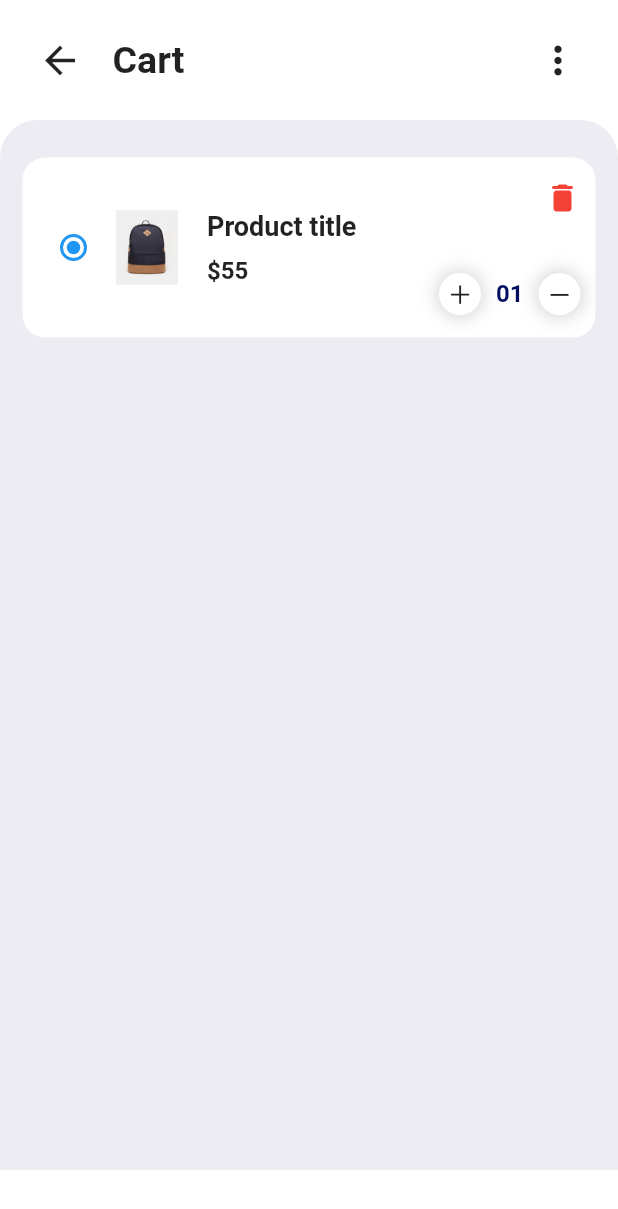
After one commit to smreeti/jsjflutterapp, a Flutter app: the CartPage screen opened by its route, on a phone screen of 412 x 824 dp. The commit adds this screen. Shown: the top 1209 px of the screen. Run offline on Flutter 3.47's test engine with Material 2 defaults, Android fonts, the phone set to English and light mode, and no system bars; our stand-ins replace curved_navigation_bar.

Commit message:
add cart item

```diff
--- a/lib/main.dart
+++ b/lib/main.dart
@@ -1,8 +1,9 @@
 import 'package:flutter/material.dart';
+import 'package:jsjflutterapp/pages/Cartpage.dart';
 import 'package:jsjflutterapp/pages/Homepage.dart';
 
 void main() {
-  runApp(MyApp());
+  runApp(const MyApp());
 }
 
 class MyApp extends StatelessWidget {
@@ -17,7 +18,8 @@ class MyApp extends StatelessWidget {
         scaffoldBackgroundColor: Colors.white,
       ),
       routes: {
-        "/": (context) => const Homepage()
+        "/": (context) => const Homepage(),
+        "cart": (context) => const CartPage(),
       },
     );
   }
--- /dev/null
+++ b/lib/pages/Cartpage.dart
@@ -0,0 +1,31 @@
+import 'package:flutter/material.dart';
+import 'package:jsjflutterapp/widgets/CartAppBar.dart';
+import 'package:jsjflutterapp/widgets/CartItem.dart';
+
+class CartPage extends StatelessWidget {
+  const CartPage({super.key});
+
+  @override
+  Widget build(BuildContext context) {
+    return Scaffold(
+      body: ListView(
+        children: [
+          const CartAppBar(),
+          Container(
+            height: 700,
+            padding: const EdgeInsets.only(top: 15),
+            decoration: const BoxDecoration(
+                color: Color(0xFFEDECF2),
+                borderRadius: BorderRadius.only(
+                  topLeft: Radius.circular(25),
+                  topRight: Radius.circular(25),
+                )),
+            child: Column(
+              children: const [CartItem()],
+            ),
+          )
+        ],
+      ),
+    );
+  }
+}
--- /dev/null
+++ b/lib/widgets/CartAppBar.dart
@@ -0,0 +1,41 @@
+import 'package:flutter/material.dart';
+
+class CartAppBar extends StatelessWidget {
+  const CartAppBar({super.key});
+
+  @override
+  Widget build(BuildContext context) {
+    return Container(
+      color: Colors.white,
+      padding: const EdgeInsets.all(25),
+      child: Row(
+        children: [
+          InkWell(
+            onTap: () {
+              Navigator.pop(context); //goes back to previous screen
+            },
+            child: const Icon(
+              Icons.arrow_back,
+              size: 30,
+            ),
+          ),
+          const Padding(
+            padding: EdgeInsets.only(left: 20),
+            child: Text(
+              "Cart",
+              style: TextStyle(
+                fontSize: 25,
+                fontWeight: FontWeight.bold,
+              ),
+            ),
+          ),
+          const Spacer(),
+          const Icon(
+            Icons.more_vert,
+            size: 30,
+          )
+        ],
+      ),
+    );
+  }
+}
--- /dev/null
+++ b/lib/widgets/CartItem.dart
@@ -0,0 +1,117 @@
+import 'package:flutter/cupertino.dart';
+import 'package:flutter/material.dart';
+import 'package:jsjflutterapp/utils/CommonUtility.dart';
+
+class CartItem extends StatelessWidget {
+  const CartItem({super.key});
+
+  @override
+  Widget build(BuildContext context) {
+    return Column(
+      children: [
+        Container(
+            height: 120,
+            margin: const EdgeInsets.symmetric(horizontal: 15, vertical: 10),
+            padding: const EdgeInsets.all(10),
+            decoration: BoxDecoration(
+              color: Colors.white,
+              borderRadius: BorderRadius.circular(15),
+            ),
+            child: Row(
+              children: [
+                Radio(
+                  value: "",
+                  groupValue: "",
+                  onChanged: (index) {},
+                ),
+                Container(
+                  height: 50,
+                  width: 50,
+                  margin: EdgeInsets.only(right: 15),
+                  child: Image.asset("images/products/bagpack.png"),
+                ),
+                Padding(
+                  padding: EdgeInsets.symmetric(vertical: 25),
+                  child: Column(
+                    crossAxisAlignment: CrossAxisAlignment.start,
+                    mainAxisAlignment: MainAxisAlignment.spaceBetween,
+                    children: [
+                      Text("Product title",
+                          style: TextStyle(
+                              fontSize: 18, fontWeight: FontWeight.bold)),
+                      Text("\$55",
+                          style: TextStyle(
+                            fontSize: 16,
+                            fontWeight: FontWeight.bold,
+                          ))
+                    ],
+                  ),
+                ),
+                Spacer(),
+                Padding(
+                  padding: EdgeInsets.symmetric(vertical: 5),
+                  child: Column(
+                    crossAxisAlignment: CrossAxisAlignment.end,
+                    mainAxisAlignment: MainAxisAlignment.spaceBetween,
+                    children: [
+                      Icon(
+                        Icons.delete_rounded,
+                        color: Colors.red,
+                      ),
+                      Row(
+                        children: [
+                          Container(
+                            padding: EdgeInsets.all(5),
+                            decoration: BoxDecoration(
+                              borderRadius: BorderRadius.circular(25),
+                              boxShadow: [
+                                BoxShadow(
+                                    color: Colors.grey.withOpacity(0.5),
+                                    spreadRadius: 1,
+                                    blurRadius: 10)
+                              ],
+                              color: Colors.white,
+                            ),
+                            child: Icon(
+                              CupertinoIcons.plus,
+                              size: 18,
+                            ),
+                          ),
+                          Container(
+                            margin: EdgeInsets.symmetric(horizontal: 10),
+                            child: Text(
+                              "01",
+                              style: TextStyle(
+                                  fontSize: 16,
+                                  fontWeight: FontWeight.bold,
+                                  color: getPrimaryColor()),
+                            ),
+                          ),
+                          Container(
+                            padding: EdgeInsets.all(5),
+                            decoration: BoxDecoration(
+                              borderRadius: BorderRadius.circular(25),
+                              boxShadow: [
+                                BoxShadow(
+                                    color: Colors.grey.withOpacity(0.5),
+                                    spreadRadius: 1,
+                                    blurRadius: 10)
+                              ],
+                              color: Colors.white,
+                            ),
+                            child: Icon(
+                              CupertinoIcons.minus,
+                              size: 18,
+                            ),
+                          )
+                        ],
+                      )
+                    ],
+                  ),
+                )
+              ],
+            ))
+      ],
+    );
+  }
+}
--- a/lib/widgets/HomeAppBar.dart
+++ b/lib/widgets/HomeAppBar.dart
@@ -27,6 +27,7 @@ class HomeAppBar extends StatelessWidget {
             ),
           ),
           const Spacer(),
+
         ],
       ),
     );
--- a/lib/widgets/ItemsWidget.dart
+++ b/lib/widgets/ItemsWidget.dart
@@ -52,7 +52,9 @@ class ItemsWidget extends StatelessWidget {
                         ],
                       ),
                       InkWell(
-                        onTap: () {},
+                        onTap: () {
+                          Navigator.pushNamed(context, "cart");
+                        },
                         child: Container(
                           margin: const EdgeInsets.all(10),
                           child: Image.asset(
@@ -84,7 +86,7 @@ class ItemsWidget extends StatelessWidget {
                                   fontSize: 16, fontWeight: FontWeight.bold),
                             ),
                             const Icon(
-                              Icons.shopping_cart_checkout,
+                              Icons.add_shopping_cart,
                               color: Colors.indigo,
                             )
                           ],
```
